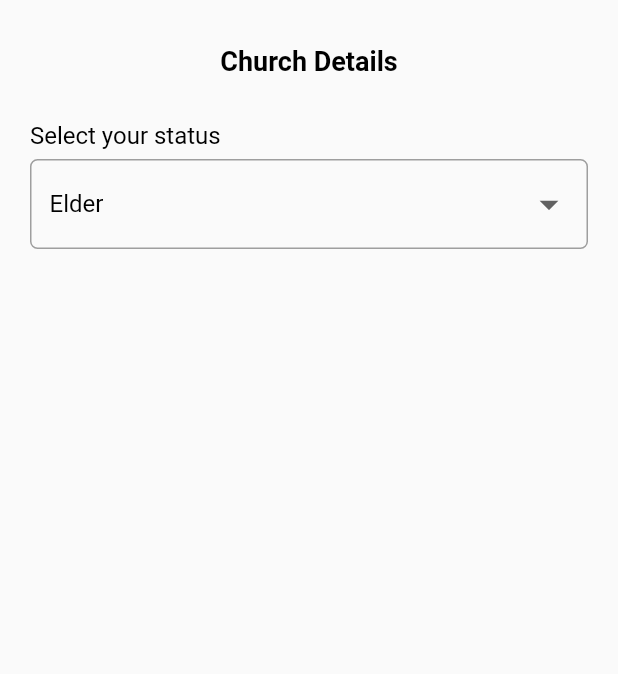
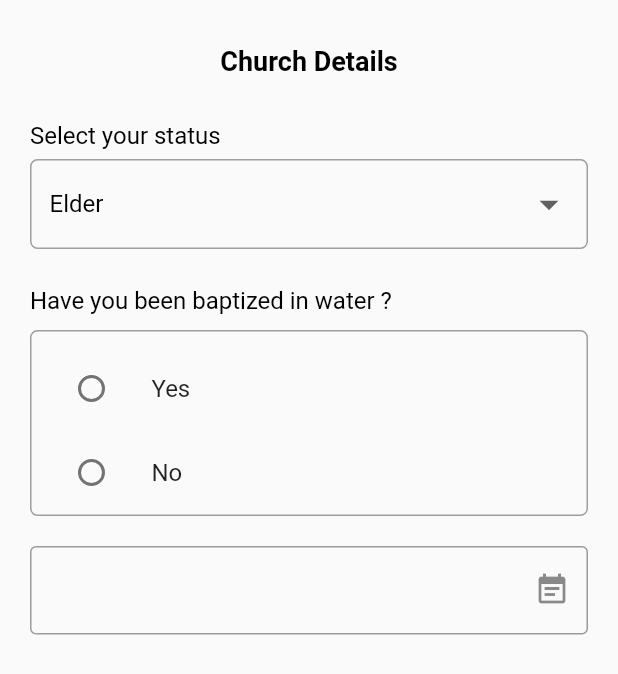
Before and after one commit to Kwilliams123/shephard, a Flutter app: the screen it shows after launch, on a phone screen of 412 x 824 dp. Shown: the top 674 px of the screen. Run offline on Flutter 3.47's test engine with Material 2 defaults, Android fonts, the phone set to English and light mode, and no system bars; drawn by our look-alikes of date_field.

Commit message:
profile space

```diff
--- a/lib/views/member_registration_form/church_details.dart
+++ b/lib/views/member_registration_form/church_details.dart
@@ -1,6 +1,8 @@
 import 'package:flutter/material.dart';
 import 'package:shephard/widet/content/custom_dropdown.dart';
 import 'package:shephard/widet/content/header.dart';
+import 'package:shephard/widet/content/yes_or_no_option.dart';
+import 'package:shephard/widet/textfield/date_field.dart';
 
 class ChurchDetailsForm extends StatefulWidget {
   @override
@@ -11,6 +13,7 @@ class _ChurchDetailsFormState extends State<ChurchDetailsForm> {
   @override
   Widget build(BuildContext context) {
     final churchText = Header('Church Details');
+    String hasBeenBaptized;
     String selectedItem = 'Elder';
 
     List<String> churchStatus = [
@@ -29,6 +32,16 @@ class _ChurchDetailsFormState extends State<ChurchDetailsForm> {
       label: 'Select your status',
     );
 
+    final waterBaptismOptions = YesOrNoOption(
+      'Have you been baptized in water ?',
+      hasBeenBaptized,
+    );
+
+    var now = DateTime.now();
+
+    final baptismDate =
+        CustomDateField(title: 'Baptism Date', selectedDate: now);
+
     return Scaffold(
       body: SafeArea(
         child: Container(
@@ -41,10 +54,18 @@ class _ChurchDetailsFormState extends State<ChurchDetailsForm> {
           child: Column(
             children: [
               churchText,
-              SizedBox(
+              const SizedBox(
                 height: 30,
               ),
               churchDropDown,
+              const SizedBox(
+                height: 25,
+              ),
+              waterBaptismOptions,
+              const SizedBox(
+                height: 20,
+              ),
+              baptismDate,
             ],
           ),
         ),
--- /dev/null
+++ b/lib/widet/content/yes_or_no_option.dart
@@ -0,0 +1,82 @@
+import 'package:flutter/material.dart';
+
+class YesOrNoOption extends StatefulWidget {
+  String valueSelected;
+  String title;
+
+  YesOrNoOption(this.title, this.valueSelected);
+
+  @override
+  State<YesOrNoOption> createState() => _YesOrNoOptionState();
+}
+
+class _YesOrNoOptionState extends State<YesOrNoOption> {
+  @override
+  Widget build(BuildContext context) {
+    final size = MediaQuery.of(context).size;
+
+    final title = Text(
+      widget.title,
+      style: const TextStyle(
+        color: Colors.black,
+        fontSize: 16,
+      ),
+    );
+
+    final yesOrNoParent = Container(
+      width: size.width,
+      child: Column(
+        children: [
+          const SizedBox(
+            height: 10,
+          ),
+          ListTile(
+            title: const Text('Yes'),
+            leading: Radio(
+              value: 'yes',
+              groupValue: widget.valueSelected,
+              onChanged: (String value) {
+                setState(
+                  () {
+                    widget.valueSelected = value;
+                  },
+                );
+              },
+            ),
+          ),
+          ListTile(
+            title: const Text('No'),
+            leading: Radio(
+              value: 'no',
+              groupValue: widget.valueSelected,
+              onChanged: (String value) {
+                setState(
+                  () {
+                    widget.valueSelected = value;
+                  },
+                );
+              },
+            ),
+          )
+        ],
+      ),
+      decoration: BoxDecoration(
+        borderRadius: BorderRadius.circular(5),
+        border: Border.all(
+          color: Colors.grey,
+        ),
+      ),
+    );
+
+    return Column(
+      crossAxisAlignment: CrossAxisAlignment.start,
+      children: [
+        title,
+        const SizedBox(
+          height: 10,
+        ),
+        yesOrNoParent,
+      ],
+    );
+  }
+}
--- /dev/null
+++ b/lib/widet/textfield/date_field.dart
@@ -0,0 +1,37 @@
+import 'package:date_field/date_field.dart';
+import 'package:flutter/material.dart';
+
+class CustomDateField extends StatelessWidget {
+  DateTime selectedDate;
+  String title;
+
+  CustomDateField({this.title, this.selectedDate});
+
+  @override
+  Widget build(BuildContext context) {
+    final titleText = Text(
+      title,
+      style: const TextStyle(
+        color: Colors.black,
+        fontSize: 16,
+      ),
+    );
+
+    final dateField = DateTimeFormField(
+      decoration: const InputDecoration(
+        hintStyle: TextStyle(color: Colors.black45),
+        errorStyle: TextStyle(color: Colors.redAccent),
+        border: OutlineInputBorder(),
+        suffixIcon: Icon(Icons.event_note),
+      ),
+      mode: DateTimeFieldPickerMode.date,
+      autovalidateMode: AutovalidateMode.always,
+      onDateSelected: (DateTime value) {
+        selectedDate = value;
+      },
+    );
+    return Column(children: [
+      dateField,
+    ]);
+  }
+}
--- a/pubspec.yaml
+++ b/pubspec.yaml
@@ -37,6 +37,7 @@ dependencies:
   intl: ^0.17.0
   provider: ^6.0.3
   glassmorphism: ^3.0.0
+  date_field: ^3.0.1
 
 dev_dependencies:
   flutter_test:
```
Also changed, not shown: pubspec.lock, 1 other file.
